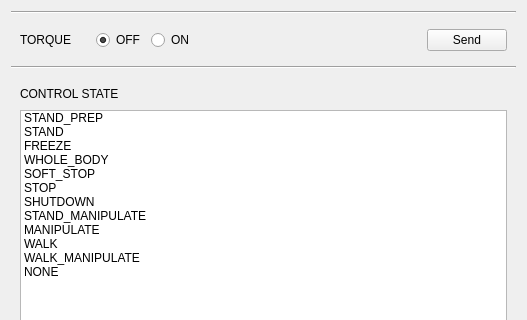
First picture: the form in thor_mang_supervisor/resource/supervisor.ui, repository thor-mang/thor_mang_ui, before the edit; both pictures show x 0 to 527 and y 0 to 320 of the 527 by 528 pixel window.
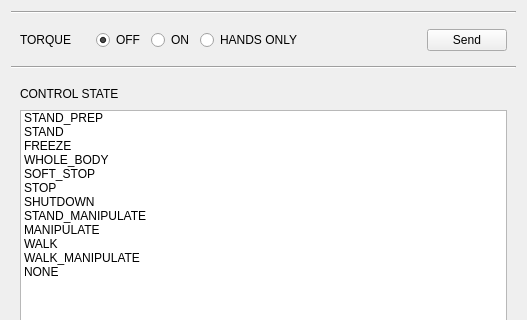
Second picture: the form after the edit.

Commit message: Added option to only torque hands

The edit to the form file:
```diff
--- a/thor_mang_supervisor/resource/supervisor.ui
+++ b/thor_mang_supervisor/resource/supervisor.ui
@@ -64,6 +64,19 @@
         <property name="text">
          <string>ON</string>
         </property>
+        <property name="checked">
+         <bool>false</bool>
+        </property>
+       </widget>
+      </item>
+      <item>
+       <widget class="QRadioButton" name="torque_hands">
+        <property name="text">
+         <string>HANDS ONLY</string>
+        </property>
+        <property name="checked">
+         <bool>false</bool>
+        </property>
        </widget>
       </item>
       <item>
```
The commit also changes 1 other file.
